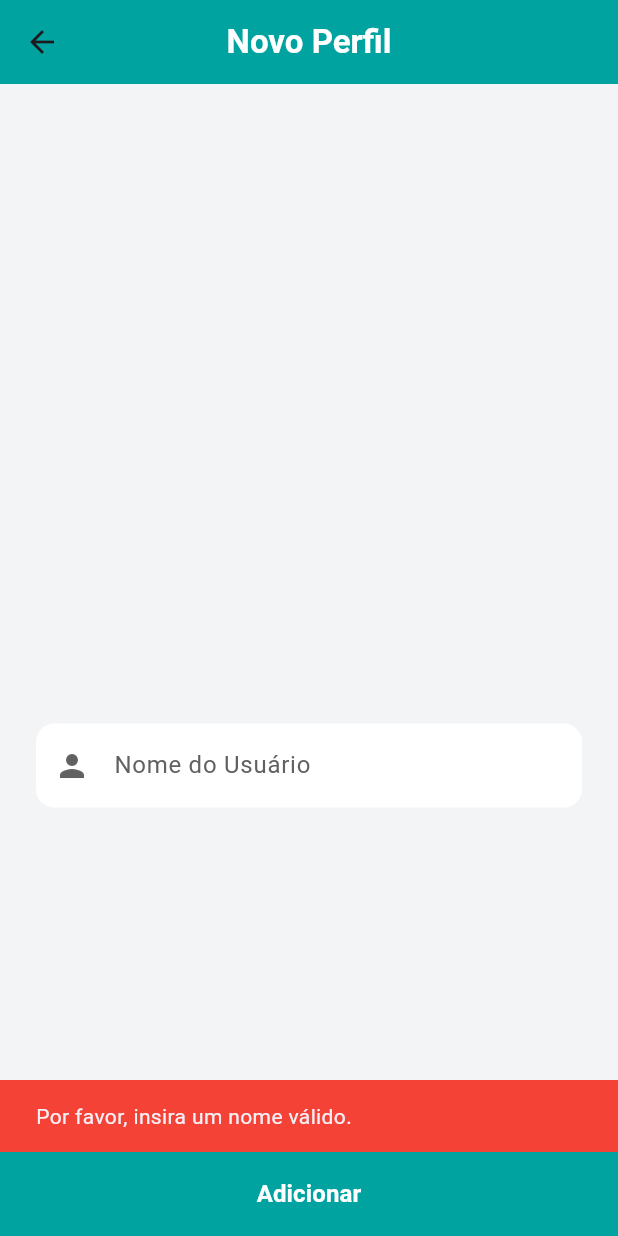
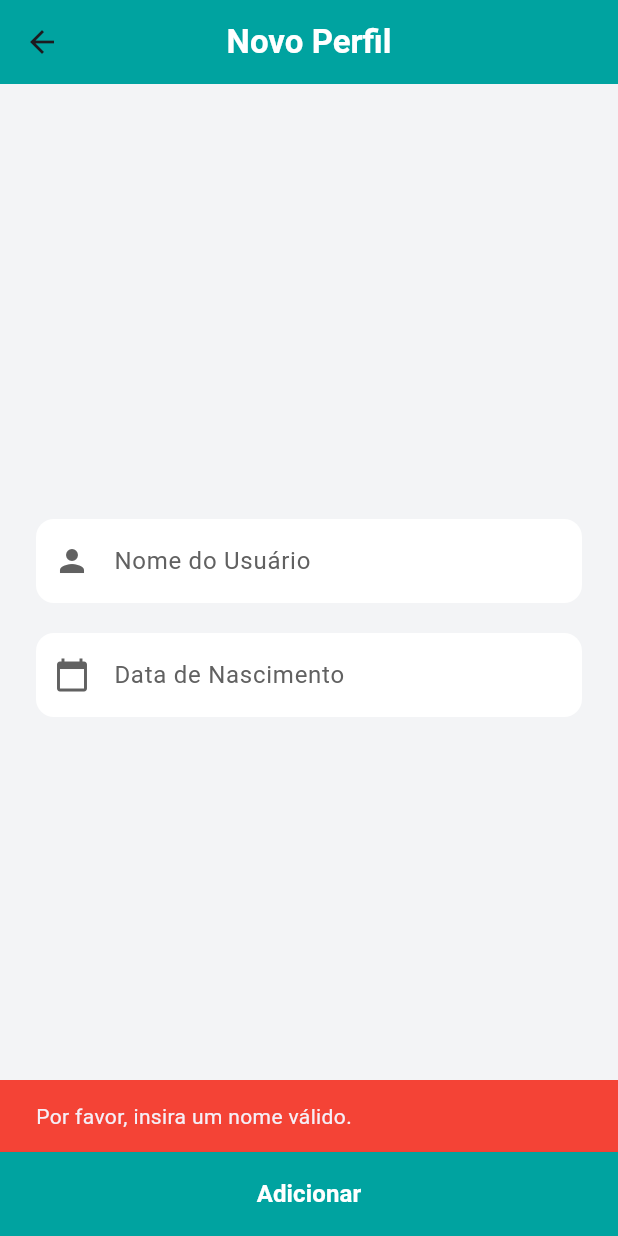
Before and after one commit to netoids/ChatbotWithLLM-Flutter, a Flutter app: the AddUserScreen screen opened directly, after a tap on "Adicionar", on a phone screen of 412 x 824 dp. Run offline on Flutter 3.47's test engine with Material 3 defaults, Android fonts, the phone set to English and light mode, and no system bars; our stand-ins replace dio, firebase_auth, firebase_core, google_generative_ai, mask_text_input_formatter; accounts and stored records are empty.

Commit message:
Add data

```diff
--- a/dsi_app/lib/src/view/add_user_screen.dart
+++ b/dsi_app/lib/src/view/add_user_screen.dart
@@ -7,6 +7,25 @@ class AddUserScreen extends StatefulWidget {
 
 class _AddUserScreenState extends State<AddUserScreen> {
   final TextEditingController _controller = TextEditingController();
+  final TextEditingController _dateController =
+      TextEditingController(); // Controlador para o campo de data
+
+  // Função para exibir o seletor de data
+  Future<void> _selectDate(BuildContext context) async {
+    final DateTime? pickedDate = await showDatePicker(
+      context: context,
+      initialDate: DateTime.now(), // Data inicial (hoje)
+      firstDate: DateTime(1900), // Data mínima permitida
+      lastDate: DateTime(2101), // Data máxima permitida
+    );
+
+    if (pickedDate != null) {
+      setState(() {
+        _dateController.text =
+            "${pickedDate.day}/${pickedDate.month}/${pickedDate.year}"; // Formato dd/MM/yyyy
+      });
+    }
+  }
 
   @override
   Widget build(BuildContext context) {
@@ -21,13 +40,18 @@ class _AddUserScreenState extends State<AddUserScreen> {
           style: TextStyle(color: Colors.white, fontWeight: FontWeight.bold),
         ),
       ),
-      body: Stack(
-        children: [
-          Align(
-            alignment: Alignment(0.0, 0.3), // Levemente abaixo do centro
-            child: Padding(
-              padding: const EdgeInsets.symmetric(horizontal: 24.0),
-              child: TextField(
+      body: Center(
+        // Centraliza o conteúdo verticalmente
+        child: Padding(
+          padding: const EdgeInsets.symmetric(horizontal: 24.0),
+          child: Column(
+            mainAxisAlignment:
+                MainAxisAlignment.center, // Centraliza verticalmente
+            crossAxisAlignment:
+                CrossAxisAlignment.center, // Centraliza horizontalmente
+            children: [
+              // Campo de nome do usuário
+              TextField(
                 controller: _controller,
                 decoration: InputDecoration(
                   labelText: 'Nome do Usuário',
@@ -45,9 +69,37 @@ class _AddUserScreenState extends State<AddUserScreen> {
                   ),
                 ),
               ),
-            ),
+              const SizedBox(height: 20), // Espaço entre os campos
+
+              // Campo de data (com funcionalidade de selecionar data)
+              GestureDetector(
+                onTap: () => _selectDate(context), // Abre o seletor de data
+                child: AbsorbPointer(
+                  // Impede a edição direta no campo de texto
+                  child: TextField(
+                    controller: _dateController,
+                    decoration: InputDecoration(
+                      labelText: 'Data de Nascimento',
+                      labelStyle: TextStyle(color: Colors.grey[700]),
+                      prefixIcon:
+                          Icon(Icons.calendar_today, color: Colors.grey[700]),
+                      filled: true,
+                      fillColor: Colors.white,
+                      border: OutlineInputBorder(
+                        borderRadius: BorderRadius.circular(12.0),
+                        borderSide: BorderSide.none,
+                      ),
+                      focusedBorder: OutlineInputBorder(
+                        borderRadius: BorderRadius.circular(12.0),
+                        borderSide: const BorderSide(color: Color(0xFF00A3A0)),
+                      ),
+                    ),
+                  ),
+                ),
+              ),
+            ],
           ),
-        ],
+        ),
       ),
       bottomNavigationBar: SizedBox(
         height: 56.0, // Altura do botão
```
